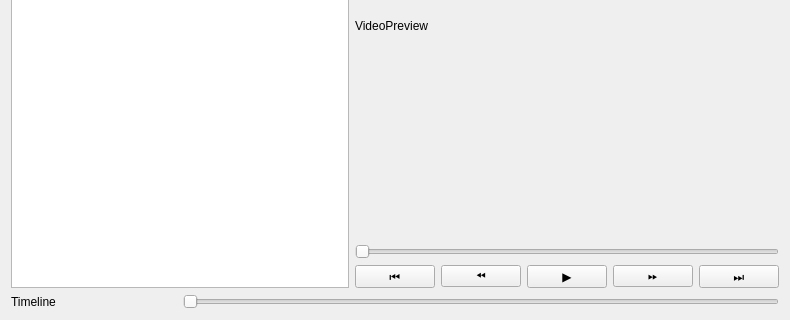
Old version of the form src/ui/videoeditor.ui in the repository AniMathIO/ManimStudio; both pictures show x 0 to 790 and y 197 to 517 of the 790 by 517 pixel window.
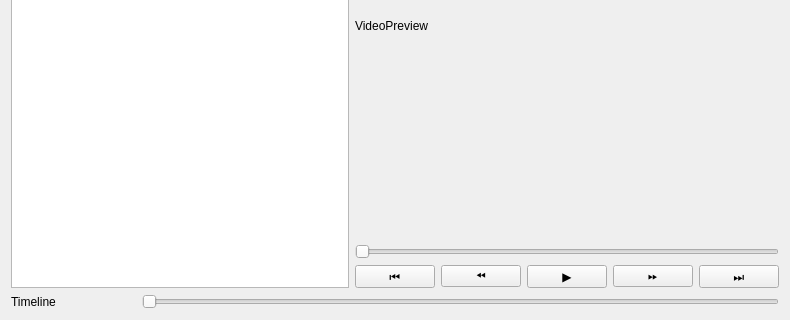
New version of the form.

Commit message: fix(videoeditor): working on timeline

The edit to the form file:
```diff
--- a/src/ui/videoeditor.ui
+++ b/src/ui/videoeditor.ui
@@ -48,6 +48,12 @@
      </item>
      <item row="2" column="1" colspan="3">
       <widget class="QSlider" name="timelineSlider">
+       <property name="sizePolicy">
+        <sizepolicy hsizetype="Expanding" vsizetype="Fixed">
+         <horstretch>1</horstretch>
+         <verstretch>0</verstretch>
+        </sizepolicy>
+       </property>
        <property name="orientation">
         <enum>Qt::Horizontal</enum>
        </property>
```
Left out of the diff: 2 changed lines with no effect on the pictures. The commit also changes 6 other files.
